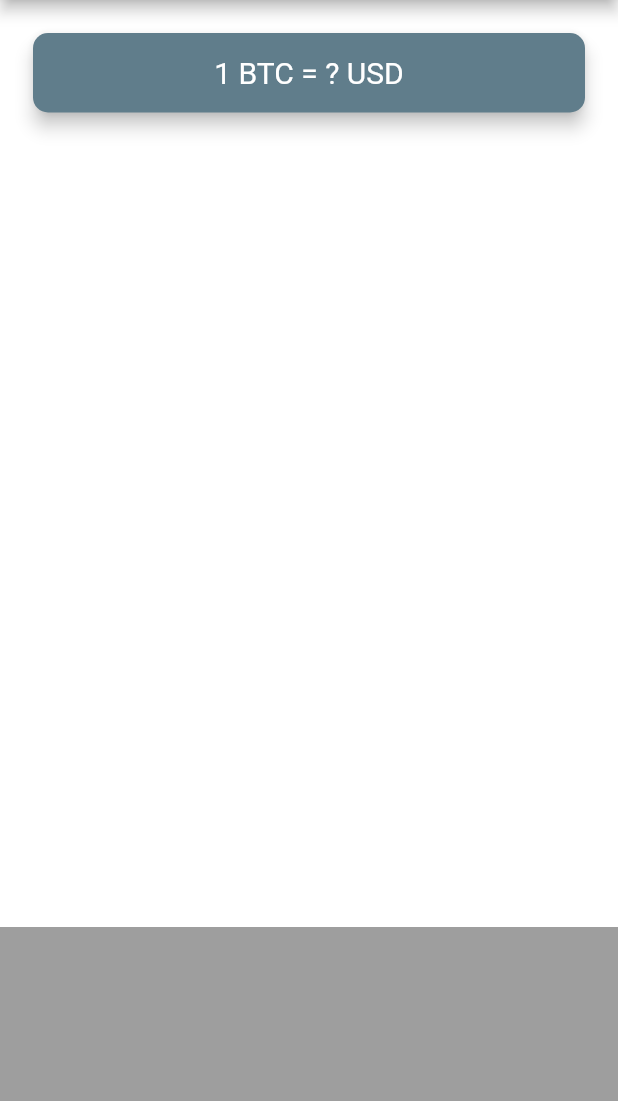
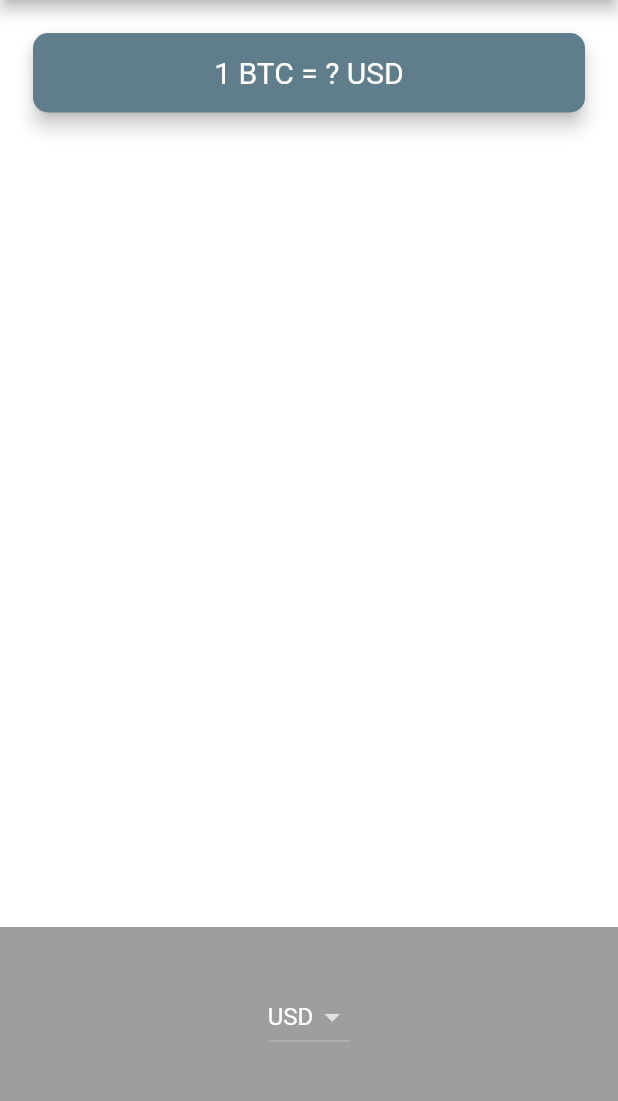
Before and after one commit to FreshhDevv/bitcoin-ticker, a Flutter app: the screen it shows after launch, on a phone screen of 412 x 824 dp, the part 84-1185 px from its top. Run offline on Flutter 3.47's test engine with Material 2 defaults, Android fonts, the phone set to English and light mode, and no system bars.

```diff
--- a/lib/main.dart
+++ b/lib/main.dart
@@ -13,8 +13,9 @@ class MyApp extends StatelessWidget {
   Widget build(BuildContext context) {
     return MaterialApp(
       theme: ThemeData.dark().copyWith(
-          primaryColor: Colors.deepPurple,
-          scaffoldBackgroundColor: Colors.white),
+        primaryColor: Colors.deepPurple,
+        scaffoldBackgroundColor: Colors.white,
+      ),
       home: PriceScreen(),
     );
   }
--- a/lib/price_screen.dart
+++ b/lib/price_screen.dart
@@ -6,6 +6,8 @@ class PriceScreen extends StatefulWidget {
 }
 
 class _PriceScreenState extends State<PriceScreen> {
+  String selectedCurrency = 'USD';
+
   @override
   Widget build(BuildContext context) {
     return Scaffold(
@@ -42,7 +44,28 @@ class _PriceScreenState extends State<PriceScreen> {
             alignment: Alignment.center,
             padding: EdgeInsets.only(bottom: 30.0),
             color: Colors.grey,
-            child: null,
+            child: DropdownButton<String>(
+              value: selectedCurrency,
+              items: [
+                DropdownMenuItem(
+                  child: Text('USD'),
+                  value: 'USD',
+                ),
+                DropdownMenuItem(
+                  child: Text('EUR'),
+                  value: 'EUR',
+                ),
+                DropdownMenuItem(
+                  child: Text('GBP'),
+                  value: 'GBP',
+                ),
+              ],
+              onChanged: (value) {
+                setState(() {
+                  selectedCurrency = value!;
+                });
+              },
+            ),
           ),
         ],
       ),
```
